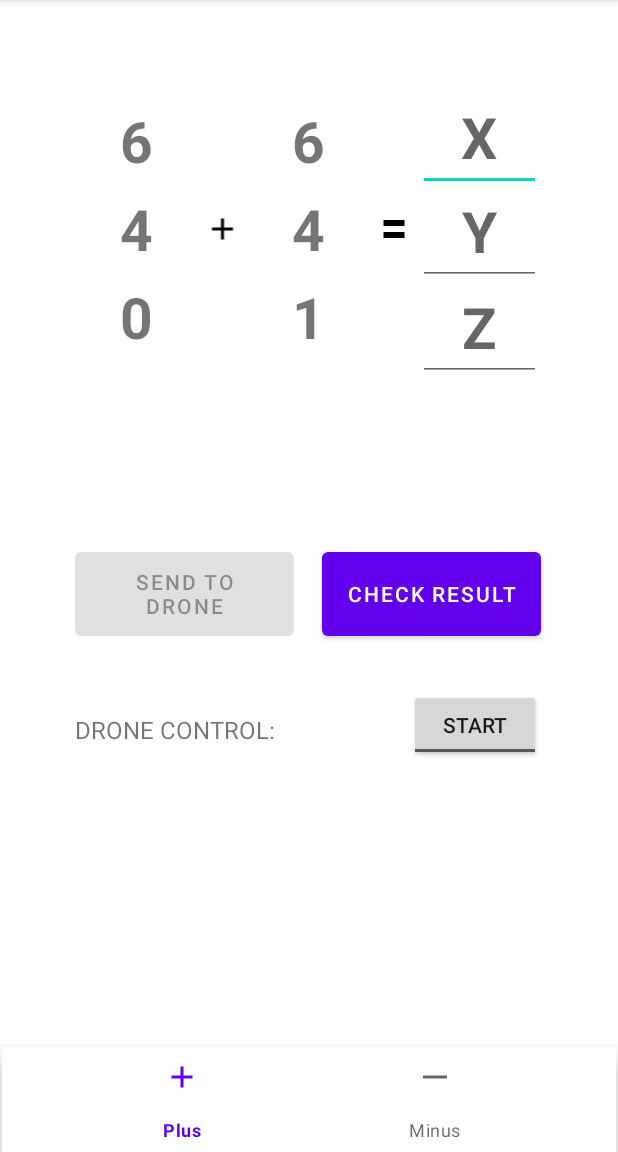
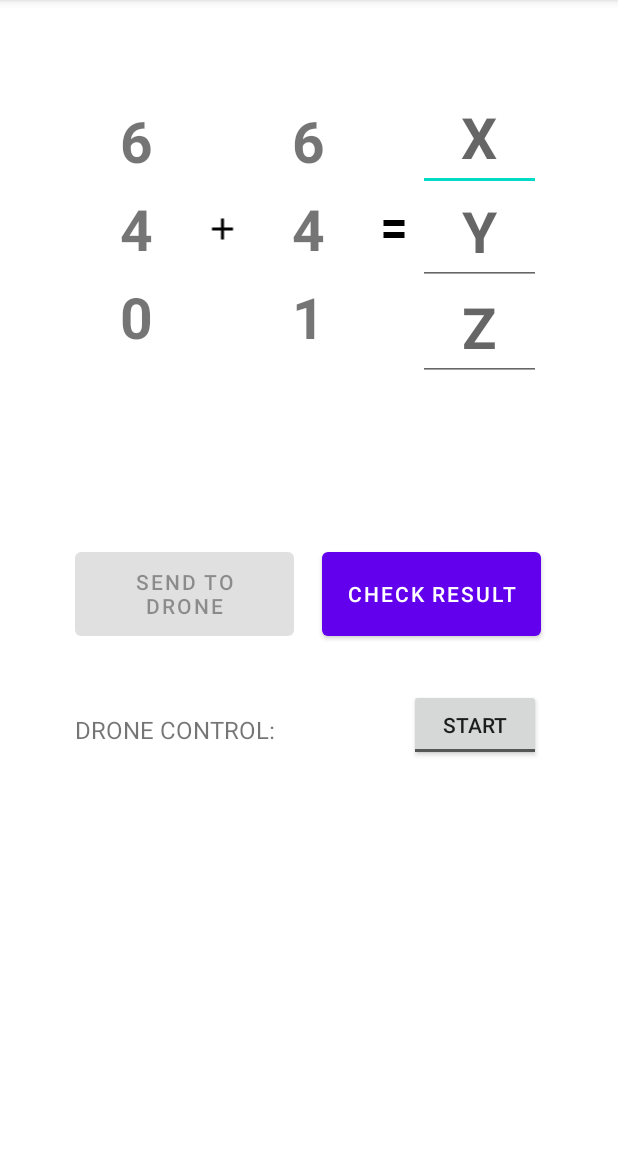
Before and after one commit to LKInfo23/DroneProjectApp, an Android app: the screen it shows after launch (MainActivity), on a phone screen of 412 x 824 dp, the part 84-1236 px from its top. Run offline under Robolectric (Android 15) with nearby library versions, the phone set to English and light mode, and no system bars.

Commit message:
comment out unused subtraction ui (keep for future development purposes)

```diff
--- a/app/src/main/java/de/grb/droneproject/MainActivity.java
+++ b/app/src/main/java/de/grb/droneproject/MainActivity.java
@@ -59,6 +59,13 @@ public class MainActivity extends AppCompatActivity {
         initVariables();
         initExercise();
 
+        /*
+        The following navigation bar currently not in use, as at the time of the initial release,
+        there is only addition exercises.
+        */
+
+        /*
+
         BottomNavigationView bottomNavigationView=findViewById(R.id.bottom_nav);
         bottomNavigationView.setSelectedItemId(R.id.plus);
 
@@ -69,6 +76,8 @@ public class MainActivity extends AppCompatActivity {
             }
             return false;
         });
+
+        */
     }
 
     @Override
--- a/app/src/main/res/layout/activity_main.xml
+++ b/app/src/main/res/layout/activity_main.xml
@@ -178,6 +178,13 @@
         app:layout_constraintTop_toTopOf="parent"
         app:layout_constraintVertical_bias="0.638" />
 
+    <!--
+    The following navigation bar currently not in use, as at the time of the initial release,
+    there is only addition exercises.
+    -->
+
+    <!--
+
     <com.google.android.material.bottomnavigation.BottomNavigationView
         android:id="@+id/bottom_nav"
         style="@style/Theme.DroneProjectApp"
@@ -189,6 +196,8 @@
         app:layout_constraintTop_toBottomOf="@+id/droneSwitch"
         app:layout_constraintVertical_bias="1.0"
         app:menu="@menu/bottom_nav" />
+
+    -->
 
     <TextView
         android:id="@+id/droneSwitchLabel"
```
